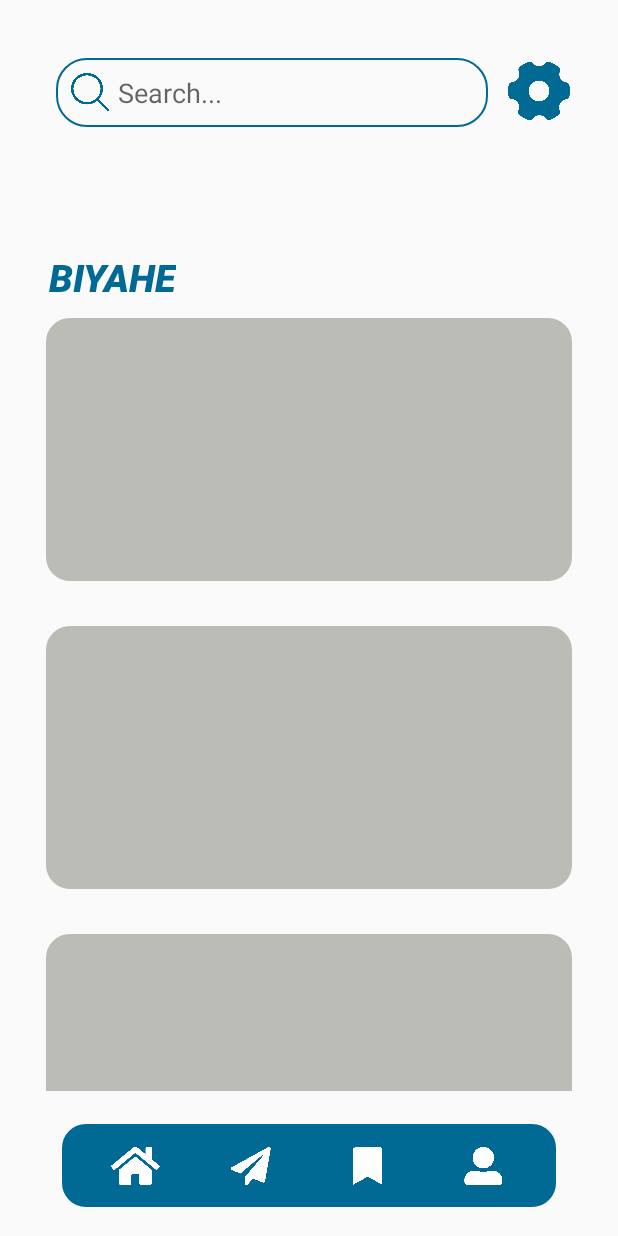
After one commit to aaronjacalan/Biyahe_Clone_1, an Android app: the layout activity_landing.xml on its own in the app's theme, with its tools: preview values and no code run, on a phone screen of 412 x 824 dp. The commit adds this screen. Run offline under Robolectric (Android 15) with nearby library versions, the phone set to English and light mode, and no system bars.

Commit message:
- Integrated LandingActivity - Adjusted LoginActivity flow towards LandingActivity

```diff
--- /dev/null
+++ b/app/src/main/java/com/android/biyahe/LandingActivity.kt
@@ -0,0 +1,30 @@
+package com.android.biyahe
+
+import android.app.Activity
+import android.content.Intent
+import android.os.Bundle
+import android.util.Log
+import android.widget.ImageButton
+import android.widget.ImageView
+
+class LandingActivity : Activity() {
+    override fun onCreate(savedInstanceState: Bundle?) {
+        super.onCreate(savedInstanceState)
+        setContentView(R.layout.activity_landing)
+
+        val btn_settings = findViewById<ImageView>(R.id.btn_settings)
+        btn_settings.setOnClickListener {
+            Log.e("Landing Activity", "Proceeding to settings")
+            startActivity(Intent(this, SettingsActivity::class.java))
+        }
+
+        val btn_profile = findViewById<ImageButton>(R.id.btn_profile)
+        btn_profile.setOnClickListener {
+            Log.e("Landing Activity", "Proceeding to profile")
+            startActivity(Intent(this, ProfileActivity::class.java))
+        }
+
+
+
+    }
+}
--- a/app/src/main/java/com/android/biyahe/LoginActivity.kt
+++ b/app/src/main/java/com/android/biyahe/LoginActivity.kt
@@ -35,7 +35,7 @@ class LoginActivity : Activity() {
 
             Log.e("LoginActivity", "Login Button is clicked")
             toast("Welcome Back,   $username")
-            val intent = Intent(this, SettingsActivity::class.java)
+            val intent = Intent(this, LandingActivity::class.java)
             startActivity(intent)
         }
 
--- /dev/null
+++ b/app/src/main/res/drawable/content_bar.xml
@@ -0,0 +1,11 @@
+<?xml version="1.0" encoding="utf-8"?>
+<shape xmlns:android="http://schemas.android.com/apk/res/android"
+    android:shape="rectangle">
+    <solid
+        android:color="#BBBCB6"/>
+    <corners
+        android:radius="15dp"/>
+    <stroke
+        android:color="#BBBCB6"
+        android:width="1dp"/>
+</shape>
--- /dev/null
+++ b/app/src/main/res/drawable/navigation_bar.xml
@@ -0,0 +1,13 @@
+<?xml version="1.0" encoding="utf-8"?>
+<shape xmlns:android="http://schemas.android.com/apk/res/android"
+    android:shape="rectangle">
+
+    <solid
+        android:color="@color/blue_theme"/>
+    <corners
+        android:radius="15dp"/>
+    <stroke
+        android:color="@color/blue_theme"
+        android:width="1dp"/>
+
+</shape>
--- /dev/null
+++ b/app/src/main/res/layout/activity_landing.xml
@@ -0,0 +1,186 @@
+<?xml version="1.0" encoding="utf-8"?>
+<androidx.constraintlayout.widget.ConstraintLayout xmlns:android="http://schemas.android.com/apk/res/android"
+    xmlns:app="http://schemas.android.com/apk/res-auto"
+    xmlns:tools="http://schemas.android.com/tools"
+    android:id="@+id/main"
+    android:layout_width="match_parent"
+    android:layout_height="match_parent"
+    tools:context=".LandingActivity">
+
+    <EditText
+        android:id="@+id/landing_search_bar"
+        android:layout_width="0dp"
+        android:layout_height="46dp"
+        android:background="@drawable/login_text_border"
+        android:hint="Search..."
+        android:paddingStart="41.5dp"
+        android:paddingEnd="5dp"
+        android:inputType="text"
+        app:layout_constraintVertical_bias="0.05"
+        app:layout_constraintBottom_toBottomOf="parent"
+        app:layout_constraintHorizontal_bias="0.3"
+        app:layout_constraintLeft_toLeftOf="parent"
+        app:layout_constraintRight_toRightOf="parent"
+        app:layout_constraintTop_toTopOf="parent"
+        app:layout_constraintWidth_percent="0.7" />
+
+    <ImageView
+        android:id="@+id/btn_settings"
+        android:layout_width="44dp"
+        android:layout_height="44dp"
+        android:src="@drawable/icon_settings"
+        android:layout_marginRight="10dp"
+        app:layout_constraintEnd_toEndOf="@id/landing_scrollpane"
+        app:layout_constraintHorizontal_bias="0.3"
+        app:layout_constraintTop_toTopOf="@+id/landing_search_bar" />
+
+    <ImageView
+        android:id="@+id/landing_magnify"
+        android:layout_width="25dp"
+        android:layout_height="25dp"
+        android:src="@drawable/icon_search"
+        android:layout_marginStart="10dp"
+        android:layout_marginTop="10dp"
+        app:layout_constraintStart_toStartOf="@+id/landing_search_bar"
+        app:layout_constraintTop_toTopOf="@+id/landing_search_bar" />
+
+    <Space
+        android:id="@+id/mid_space"
+        android:layout_width="match_parent"
+        android:layout_height="0dp"
+        app:layout_constraintHeight_percent="0.1"
+        app:layout_constraintTop_toBottomOf="@+id/landing_search_bar"/>
+
+    <TextView
+        android:id="@+id/tv_title"
+        android:layout_width="wrap_content"
+        android:layout_height="wrap_content"
+        android:textFontWeight="900"
+        android:text="BIYAHE"
+        android:textSize="25sp"
+        android:textStyle="italic"
+        android:textColor="@color/blue_theme"
+        android:layout_marginBottom="8dp"
+        app:layout_constraintHorizontal_bias="0.1"
+        app:layout_constraintTop_toBottomOf="@+id/mid_space"
+        app:layout_constraintEnd_toEndOf="parent"
+        app:layout_constraintStart_toStartOf="parent" />
+
+    <ScrollView
+        android:id="@+id/landing_scrollpane"
+        android:layout_width="0dp"
+        android:layout_height="0dp"
+        android:padding="10dp"
+        android:scrollbars="none"
+        app:layout_constraintEnd_toEndOf="parent"
+        app:layout_constraintHeight_percent="0.65"
+        app:layout_constraintStart_toStartOf="parent"
+        app:layout_constraintTop_toBottomOf="@+id/tv_title"
+        app:layout_constraintWidth_percent="0.9">
+
+        <LinearLayout
+            android:layout_width="match_parent"
+            android:layout_height="match_parent"
+            android:orientation="vertical">
+
+            <ImageButton
+                android:id="@+id/landing_content1"
+                android:layout_width="match_parent"
+                android:layout_height="175dp"
+                android:layout_gravity="center"
+                android:background="@drawable/content_bar"
+                android:padding="10dp" />
+
+            <ImageButton
+                android:id="@+id/landing_content2"
+                android:layout_width="match_parent"
+                android:layout_height="175dp"
+                android:layout_gravity="center"
+                android:layout_marginTop="30dp"
+                android:background="@drawable/content_bar"
+                android:padding="10dp" />
+
+            <ImageButton
+                android:id="@+id/landing_content3"
+                android:layout_width="match_parent"
+                android:layout_height="175dp"
+
+                android:layout_gravity="center"
+                android:layout_marginTop="30dp"
+                android:background="@drawable/content_bar"
+                android:padding="10dp" />
+
+            <ImageButton
+                android:id="@+id/landing_content4"
+                android:layout_width="match_parent"
+                android:layout_height="175dp"
+                android:layout_marginTop="30dp"
+                android:layout_gravity="center"
+                android:background="@drawable/content_bar"
+                android:padding="10dp" />
+
+        </LinearLayout>
+    </ScrollView>
+
+    <View
+        android:id="@+id/landing_nav_bar"
+        android:layout_width="0dp"
+        android:layout_height="55dp"
+        android:background="@drawable/navigation_bar"
+        app:layout_constraintVertical_bias="0.975"
+        app:layout_constraintBottom_toBottomOf="parent"
+        app:layout_constraintEnd_toEndOf="parent"
+        app:layout_constraintStart_toStartOf="parent"
+        app:layout_constraintTop_toTopOf="parent"
+        app:layout_constraintWidth_percent="0.8" />
+
+    <LinearLayout
+        android:layout_width="0dp"
+        android:layout_height="wrap_content"
+        android:layout_marginTop="7.5dp"
+        android:layout_marginBottom="7.5dp"
+        android:orientation="horizontal"
+        app:layout_constraintBottom_toBottomOf="@+id/landing_nav_bar"
+        app:layout_constraintEnd_toEndOf="@+id/landing_nav_bar"
+        app:layout_constraintStart_toStartOf="@+id/landing_nav_bar"
+        app:layout_constraintTop_toTopOf="@id/landing_nav_bar"
+        app:layout_constraintWidth_percent="0.75">
+
+        <ImageButton
+            android:id="@+id/btn_home"
+            android:layout_width="0dp"
+            android:layout_height="25dp"
+            android:layout_weight="1"
+            android:background="@color/blue_theme"
+            android:scaleType="centerInside"
+            android:src="@drawable/icon_home" />
+
+        <ImageButton
+            android:id="@+id/btn_route"
+            android:layout_width="0dp"
+            android:layout_height="25dp"
+            android:layout_weight="1"
+            android:background="@color/blue_theme"
+            android:scaleType="centerInside"
+            android:src="@drawable/icon_route" />
+
+        <ImageButton
+            android:id="@+id/btn_bookmark"
+            android:layout_width="0dp"
+            android:layout_height="25dp"
+            android:layout_weight="1"
+            android:background="@color/blue_theme"
+            android:scaleType="centerInside"
+            android:src="@drawable/icon_bookmark" />
+
+        <ImageButton
+            android:id="@+id/btn_profile"
+            android:layout_width="0dp"
+            android:layout_height="25dp"
+            android:layout_weight="1"
+            android:background="@color/blue_theme"
+            android:scaleType="centerInside"
+            android:src="@drawable/icon_profile2" />
+    </LinearLayout>
+
+</androidx.constraintlayout.widget.ConstraintLayout>
```
Also changed, not shown: app/src/main/java/com/android/biyahe/utils/Extensions.kt (renamed from app/src/main/java/com/android/biyahe/utils/extensionPrac.kt), app/src/main/res/drawable/icon_bookmark.png (added), app/src/main/res/drawable/icon_home.png (added), app/src/main/res/drawable/icon_profile.png (added), app/src/main/res/drawable/icon_profile2.png (added), app/src/main/res/drawable/icon_route.png (added), app/src/main/res/drawable/icon_search.png (added), app/src/main/res/drawable/icon_settings.png (added).
